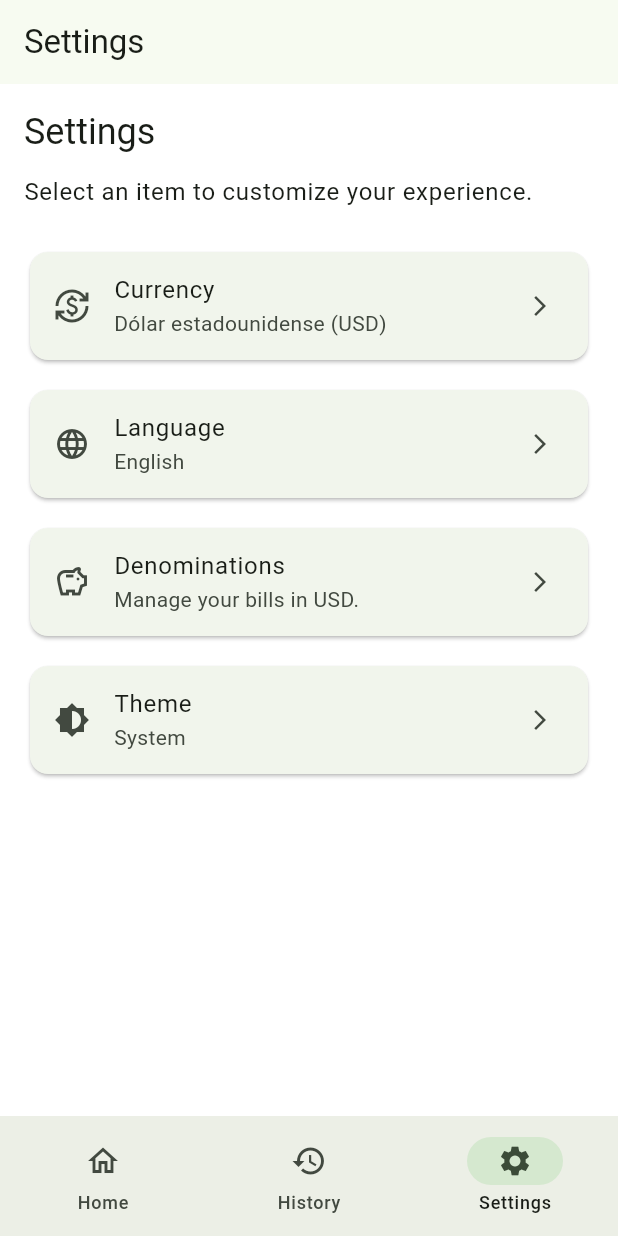
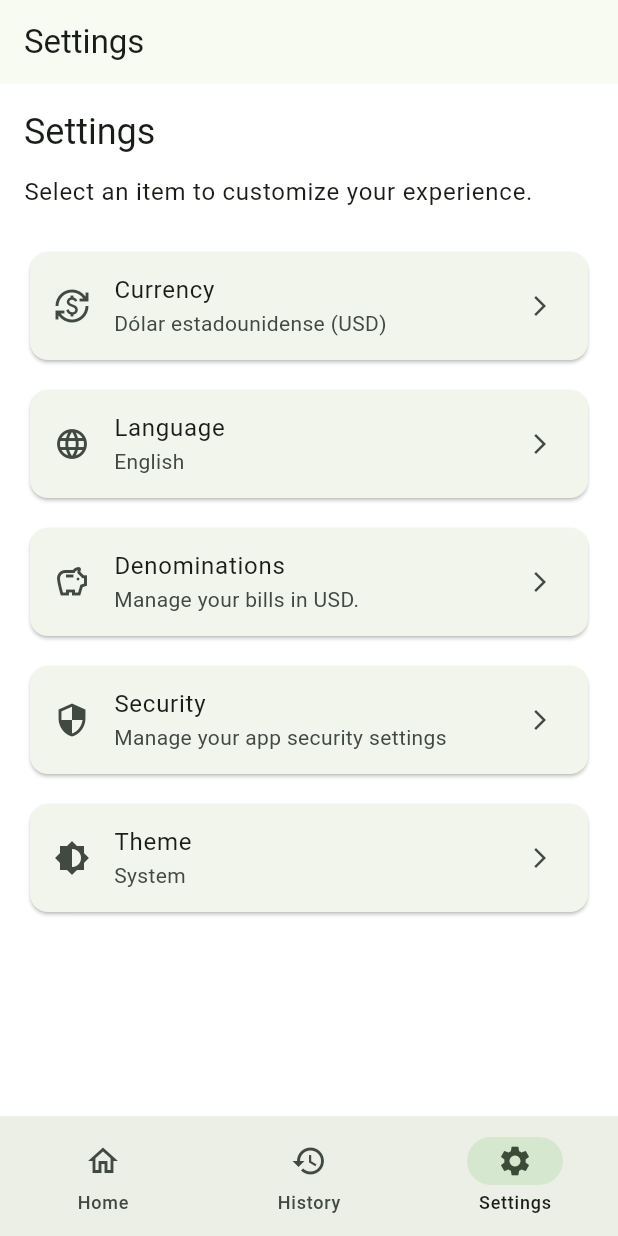
Before and after one commit to raudel25/CashWallet, a Flutter app: the screen it shows after launch, item 3 of the bottom bar chosen, on a phone screen of 412 x 824 dp. Run offline on Flutter 3.47's test engine with Material 3 defaults, Android fonts, the phone set to English and light mode, and no system bars; our stand-ins replace flutter_secure_storage, local_auth, shared_preferences.

Commit message:
feat: Implement security features with PIN, password, and biometric authentication support

```diff
--- a/lib/app.dart
+++ b/lib/app.dart
@@ -4,7 +4,9 @@ import 'package:flutter_localizations/flutter_localizations.dart';
 import 'l10n/app_localizations.dart';
 import 'services/language_service.dart';
 import 'services/theme_service.dart';
+import 'services/security_service.dart';
 import 'ui/home_page.dart';
+import 'ui/pages/auth_page.dart';
 
 class CashWalletApp extends StatefulWidget {
   const CashWalletApp({super.key});
@@ -16,14 +18,24 @@ class CashWalletApp extends StatefulWidget {
 class _CashWalletAppState extends State<CashWalletApp> {
   final LanguageService _languageService = LanguageService();
   final ThemeService _themeService = ThemeService();
+  final SecurityService _securityService = SecurityService();
   Locale? _locale;
   ThemeMode? _themeMode;
+  bool _requireAuth = false;
+  bool _authenticated = false;
 
   @override
   void initState() {
     super.initState();
     _loadLocale();
     _loadTheme();
+    _loadSecurity();
+  }
+
+  Future<void> _loadSecurity() async {
+    final required = await _securityService.anySecurityEnabled();
+    if (!mounted) return;
+    setState(() => _requireAuth = required);
   }
 
   Future<void> _loadTheme() async {
@@ -84,11 +96,18 @@ class _CashWalletAppState extends State<CashWalletApp> {
       ),
       // Use saved theme mode (or system initially)
       themeMode: _themeMode ?? ThemeMode.system,
-      home: HomePage(
-        onLanguageChanged: _handleLanguageChanged,
-        onThemeChanged: _handleThemeChanged,
-        currentThemeMode: _themeMode ?? ThemeMode.system,
-      ),
+      home: (_requireAuth && !_authenticated)
+          ? AuthPage(
+              securityService: _securityService,
+              onAuthenticated: () {
+                setState(() => _authenticated = true);
+              },
+            )
+          : HomePage(
+              onLanguageChanged: _handleLanguageChanged,
+              onThemeChanged: _handleThemeChanged,
+              currentThemeMode: _themeMode ?? ThemeMode.system,
+            ),
     );
   }
 }
--- a/lib/l10n/app_localizations.dart
+++ b/lib/l10n/app_localizations.dart
@@ -150,8 +150,64 @@ class AppLocalizations {
       'common_amount_prefix': '{symbol} {value}',
       'common_add': 'Add',
       'dashboard_currency_name': '{name}',
+
+      // Security
+      'security_title': 'Security',
+      'security_subtitle': 'Manage your app security settings',
+      'security_pin': 'PIN',
+      'security_pin_min': 'PIN must be at least 6 digits',
+      'security_pin_set': 'PIN is set',
+      'security_pin_not_set': 'No PIN set',
+      'security_set_pin': 'Set PIN',
+      'security_confirm': 'Confirm',
+      'security_confirm_match': 'Values do not match',
+      'security_password': 'Password',
+      'security_password_set': 'Password is set',
+      'security_password_not_set': 'No password set',
+      'security_set_password': 'Set password',
+      'security_password_min': 'Password must be at least 6 characters',
+      'security_remove': 'Remove',
+      'security_set': 'Set',
+      'security_biometric': 'Biometric unlock',
+      'security_biometric_desc': 'Use device biometrics to unlock the app',
+      'security_biometric_unavailable':
+          'Biometrics not available on this device',
+      'security_biometric_verify': 'Please verify your identity',
+      'security_unlock_title': 'Unlock',
+      'security_biometric_prompt': 'Use biometrics or enter your credentials',
+      'security_unlock': 'Unlock',
+      'security_invalid_pin': 'Invalid PIN',
+      'security_invalid_password': 'Invalid password',
     },
     'es': {
+      // Security (Spanish translations)
+      'security_title': 'Seguridad',
+      'security_subtitle': 'Administra la configuración de seguridad de la app',
+      'security_pin': 'PIN',
+      'security_pin_min': 'El PIN debe tener al menos 6 dígitos',
+      'security_pin_set': 'PIN establecido',
+      'security_pin_not_set': 'No hay PIN establecido',
+      'security_set_pin': 'Establecer PIN',
+      'security_confirm': 'Confirmar',
+      'security_confirm_match': 'Los valores no coinciden',
+      'security_password': 'Contraseña',
+      'security_password_set': 'Contraseña establecida',
+      'security_password_not_set': 'No hay contraseña establecida',
+      'security_set_password': 'Establecer contraseña',
+      'security_password_min': 'La contraseña debe tener al menos 6 caracteres',
+      'security_remove': 'Eliminar',
+      'security_set': 'Establecer',
+      'security_biometric': 'Desbloqueo biométrico',
+      'security_biometric_desc':
+          'Usa la biometría del dispositivo para desbloquear la app',
+      'security_biometric_unavailable':
+          'Biometría no disponible en este dispositivo',
+      'security_biometric_verify': 'Por favor verifica tu identidad',
+      'security_unlock_title': 'Desbloquear',
+      'security_biometric_prompt': 'Usa biometría o introduce tus credenciales',
+      'security_unlock': 'Desbloquear',
+      'security_invalid_pin': 'PIN inválido',
+      'security_invalid_password': 'Contraseña inválida',
       'app_title': 'Cash Wallet',
       'tab_home': 'Inicio',
       'tab_history': 'Historial',
--- a/pubspec.yaml
+++ b/pubspec.yaml
@@ -2,7 +2,7 @@ name: cash_wallet
 description: "A new Flutter project."
 # The following line prevents the package from being accidentally published to
 # pub.dev using `flutter pub publish`. This is preferred for private packages.
-publish_to: 'none' # Remove this line if you wish to publish to pub.dev
+publish_to: "none" # Remove this line if you wish to publish to pub.dev
 
 # The following defines the version and build number for your application.
 # A version number is three numbers separated by dots, like 1.2.43
@@ -34,6 +34,8 @@ dependencies:
   shared_preferences: ^2.3.2
   flutter_localizations:
     sdk: flutter
+  flutter_secure_storage: ^8.0.0
+  local_auth: ^2.1.0
 
   # The following adds the Cupertino Icons font to your application.
   # Use with the CupertinoIcons class for iOS style icons.
@@ -55,7 +57,6 @@ dev_dependencies:
 
 # The following section is specific to Flutter packages.
 flutter:
-
   # The following line ensures that the Material Icons font is
   # included with your application, so that you can use the icons in
   # the material Icons class.
```
Also changed, not shown: lib/services/security_service.dart (added, +94 -0 lines), lib/ui/home_page.dart (+12 -0 lines), lib/ui/pages/auth_page.dart (added, +191 -0 lines), lib/ui/pages/security_page.dart (added, +258 -0 lines), lib/ui/pages/security_screen.dart (added, +19 -0 lines), lib/ui/pages/settings_page.dart (+31 -34 lines), pubspec.lock, 6 other files.
